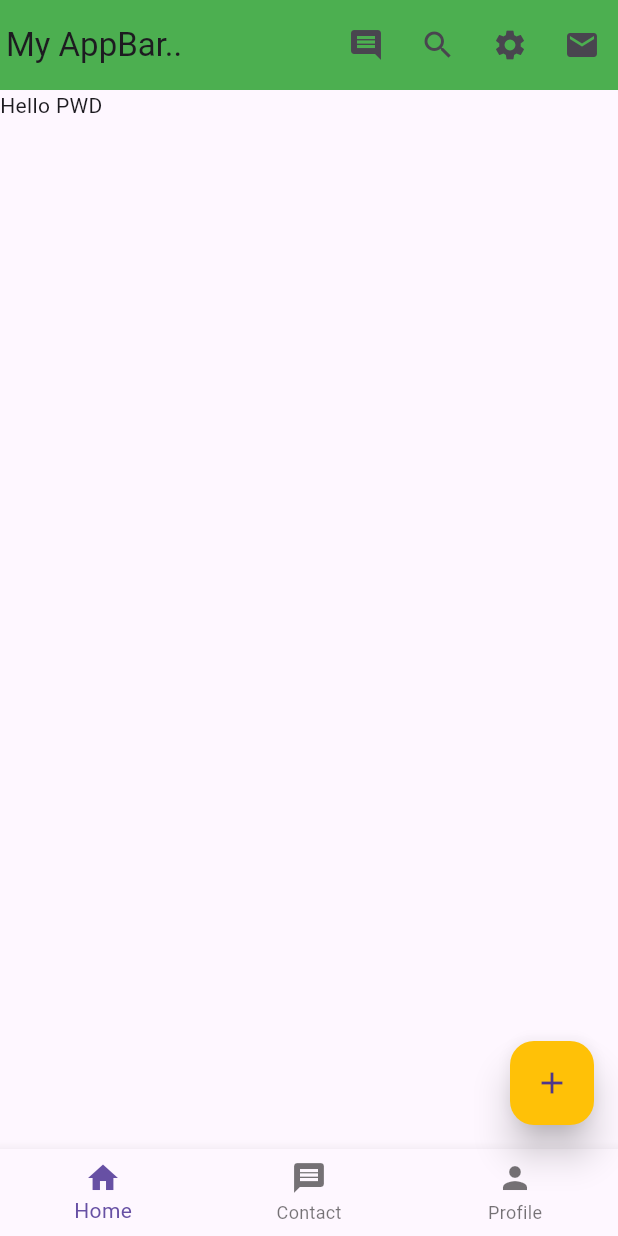
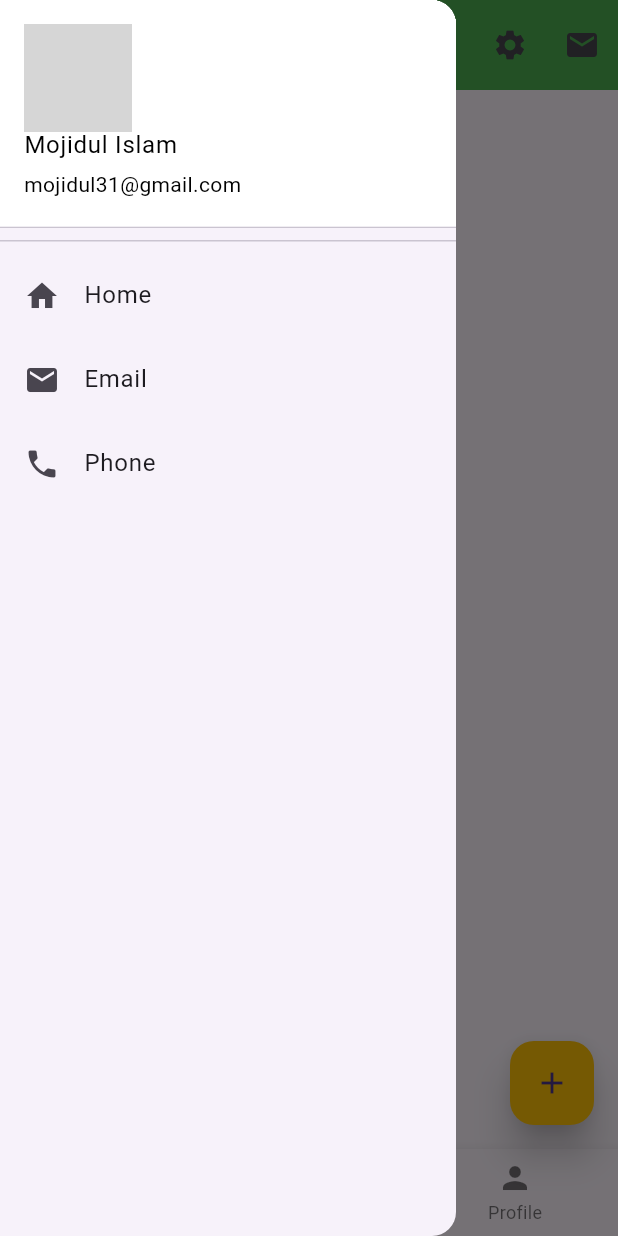
Before and after one commit to mojidul-dev-pwd/flutter-first, a Flutter app: the screen it shows after launch, with the side drawer open (before the commit the screen has no drawer), on a phone screen of 412 x 824 dp. Run offline on Flutter 3.47's test engine with Material 3 defaults, Android fonts, the phone set to English and light mode, and no system bars; network calls fail; grey boxes are pictures that could not be loaded.

```diff
--- a/lib/main.dart
+++ b/lib/main.dart
@@ -74,6 +74,41 @@ class HomeActivity extends StatelessWidget {
           }
         },
       ),
+      drawer: Drawer(
+        child: ListView(
+          children: [
+            DrawerHeader(
+              padding: EdgeInsets.all(0),
+                child: UserAccountsDrawerHeader(
+                  decoration: BoxDecoration(color:Colors.white),
+                  accountName: Text("Mojidul Islam", style: TextStyle(color: Colors.black),),
+                  accountEmail: Text("mojidul31@gmail.com", style: TextStyle(color: Colors.black)),
+                  //currentAccountPicture: Image.network("https://w7.pngwing.com/pngs/537/866/png-transparent-flutter-hd-logo-thumbnail.png"),
+                  currentAccountPicture: Image.network("http://dpp.pwdsoft.org/assets/media/avatars/300-1.jpg"),
+                  onDetailsPressed: (){MySnackBar("This is profile details.", context);},
+                )
+            ),
+            ListTile(
+              leading: Icon(Icons.home),
+              title:Text("Home"),
+              onTap: (){
+                MySnackBar("Home", context);
+              },),
+            ListTile(
+              leading: Icon(Icons.email),
+              title:Text("Email"),
+              onTap: (){
+                MySnackBar("Email", context);
+              },),
+            ListTile(
+              leading: Icon(Icons.phone),
+              title:Text("Phone"),
+              onTap: (){
+                MySnackBar("Phone", context);
+              },),
+          ],
+        ),
+      ),
 
       body: Text("Hello PWD"),
     );
```
